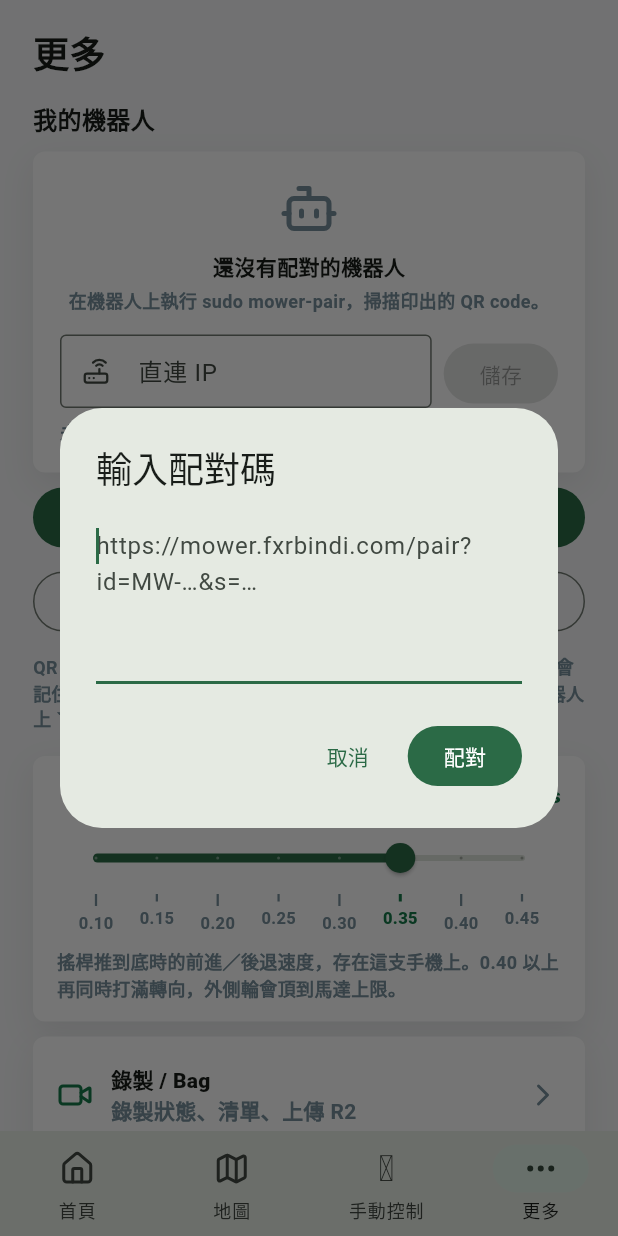
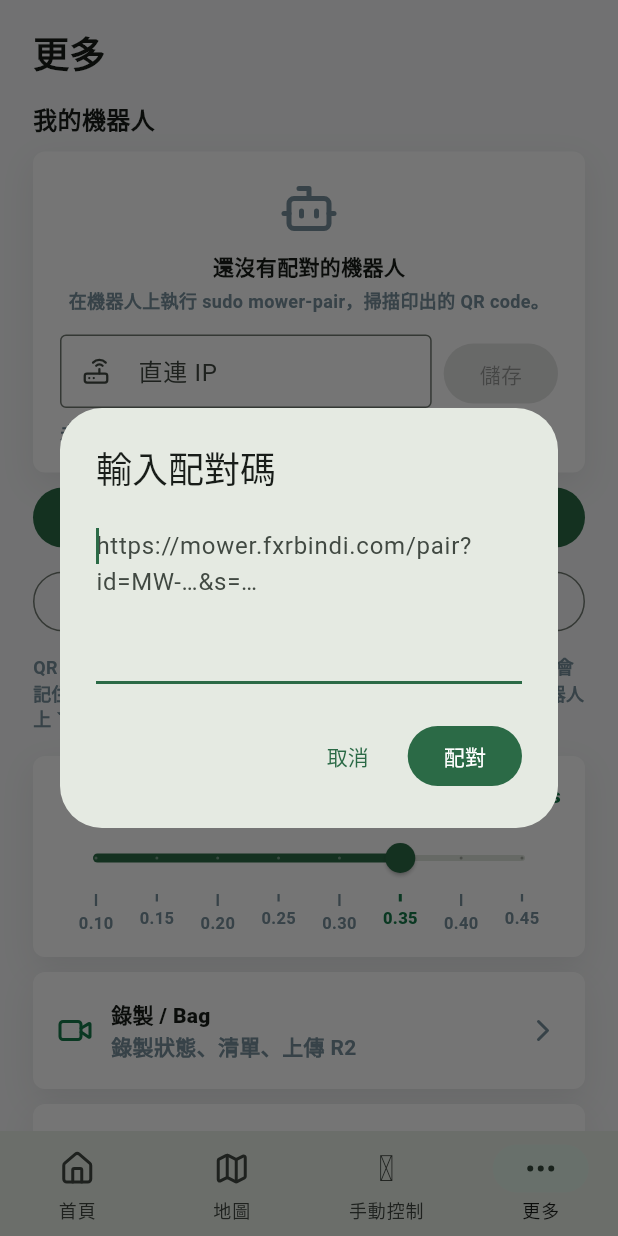
Before and after one commit to edwards414/mower_lawer_app, a Flutter app: the _MowerDashboardShell screen opened directly, after a tap on "尚未配對機器人", after a tap on "手動輸入配對碼", on a phone screen of 412 x 824 dp. Run offline on Flutter 3.47's test engine with Material 3 defaults, Android fonts, the phone set to English and light mode, and no system bars; our stand-ins replace flutter_map, flutter_secure_storage, geolocator, image_picker, latlong2, lucide_icons_flutter and 2 more; missing offline and left inert: flutter_webrtc, mobile_scanner; accounts and stored records are empty.

Commit message:
manual: drop the note under the speed slider
The card is the title, the value, the slider and its ruler; the
explanation underneath was more than the operator needs there.

Co-Authored-By: Claude Opus 5.5 <noreply@anthropic.com>

```diff
--- a/lib/widgets/manual_speed_setting.dart
+++ b/lib/widgets/manual_speed_setting.dart
@@ -83,16 +83,6 @@ class ManualSpeedSetting extends StatelessWidget {
           divisions: divisions,
           inset: _overlayRadius + _trackHeight / 2,
         ),
-        const SizedBox(height: 8),
-        const Text(
-          '搖桿推到底時的前進／後退速度，存在這支手機上。'
-          '0.40 以上再同時打滿轉向，外側輪會頂到馬達上限。',
-          style: TextStyle(
-            color: _kGrey,
-            fontSize: 12,
-            fontWeight: FontWeight.w600,
-          ),
-        ),
       ],
     );
   }
```
